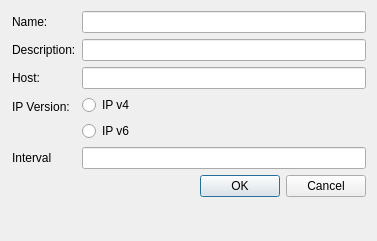
nedrysoft/pingnoo, file src/components/RouteAnalyser/FavouriteEditorDialog.ui: the form before one commit.
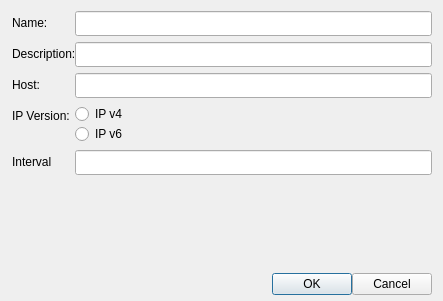
The form after the commit.

What changed in the file:
```diff
--- a/src/components/RouteAnalyser/FavouriteEditorDialog.ui
+++ b/src/components/RouteAnalyser/FavouriteEditorDialog.ui
@@ -6,8 +6,8 @@
    <rect>
     <x>0</x>
     <y>0</y>
-    <width>377</width>
-    <height>241</height>
+    <width>443</width>
+    <height>301</height>
    </rect>
   </property>
   <property name="windowTitle">
@@ -17,8 +17,11 @@
    <property name="leftMargin">
     <number>12</number>
    </property>
+   <property name="bottomMargin">
+    <number>6</number>
+   </property>
    <property name="verticalSpacing">
-    <number>-1</number>
+    <number>3</number>
    </property>
    <item row="1" column="0">
     <layout class="QHBoxLayout" name="horizontalLayout">
@@ -56,6 +59,9 @@
      <property name="fieldGrowthPolicy">
       <enum>QFormLayout::ExpandingFieldsGrow</enum>
      </property>
+     <property name="verticalSpacing">
+      <number>6</number>
+     </property>
      <item row="0" column="0">
       <widget class="QLabel" name="nameLabel">
        <property name="text">
@@ -64,7 +70,14 @@
       </widget>
      </item>
      <item row="0" column="1">
-      <widget class="QLineEdit" name="nameLineEdit"/>
+      <widget class="QLineEdit" name="nameLineEdit">
+       <property name="minimumSize">
+        <size>
+         <width>0</width>
+         <height>25</height>
+        </size>
+       </property>
+      </widget>
      </item>
      <item row="1" column="0">
       <widget class="QLabel" name="descriptionLabel">
@@ -74,7 +87,14 @@
       </widget>
      </item>
      <item row="1" column="1">
-      <widget class="QLineEdit" name="descriptionLineEdit"/>
+      <widget class="QLineEdit" name="descriptionLineEdit">
+       <property name="minimumSize">
+        <size>
+         <width>0</width>
+         <height>25</height>
+        </size>
+       </property>
+      </widget>
      </item>
      <item row="3" column="0">
       <widget class="QLabel" name="iPVersionLabel">
@@ -109,7 +129,14 @@
       </widget>
      </item>
      <item row="4" column="1">
-      <widget class="QLineEdit" name="intervalLineEdit"/>
+      <widget class="QLineEdit" name="intervalLineEdit">
+       <property name="minimumSize">
+        <size>
+         <width>0</width>
+         <height>25</height>
+        </size>
+       </property>
+      </widget>
      </item>
      <item row="2" column="0">
       <widget class="QLabel" name="hostLabel">
@@ -119,15 +146,23 @@
       </widget>
      </item>
      <item row="2" column="1">
-      <widget class="QLineEdit" name="hostLineEdit"/>
+      <widget class="QLineEdit" name="hostLineEdit">
+       <property name="minimumSize">
+        <size>
+         <width>0</width>
+         <height>25</height>
+        </size>
+       </property>
+      </widget>
      </item>
-    </layout>
-   </item>
-   <item row="2" column="0">
+     <item row="5" column="1">
     <spacer name="verticalSpacer">
      <property name="orientation">
       <enum>Qt::Vertical</enum>
      </property>
+       <property name="sizeType">
+        <enum>QSizePolicy::MinimumExpanding</enum>
+       </property>
      <property name="sizeHint" stdset="0">
       <size>
        <width>20</width>
@@ -135,6 +170,8 @@
       </size>
      </property>
     </spacer>
+     </item>
+    </layout>
    </item>
   </layout>
  </widget>
```
Lines whose indentation alone changed are shown as unchanged.
